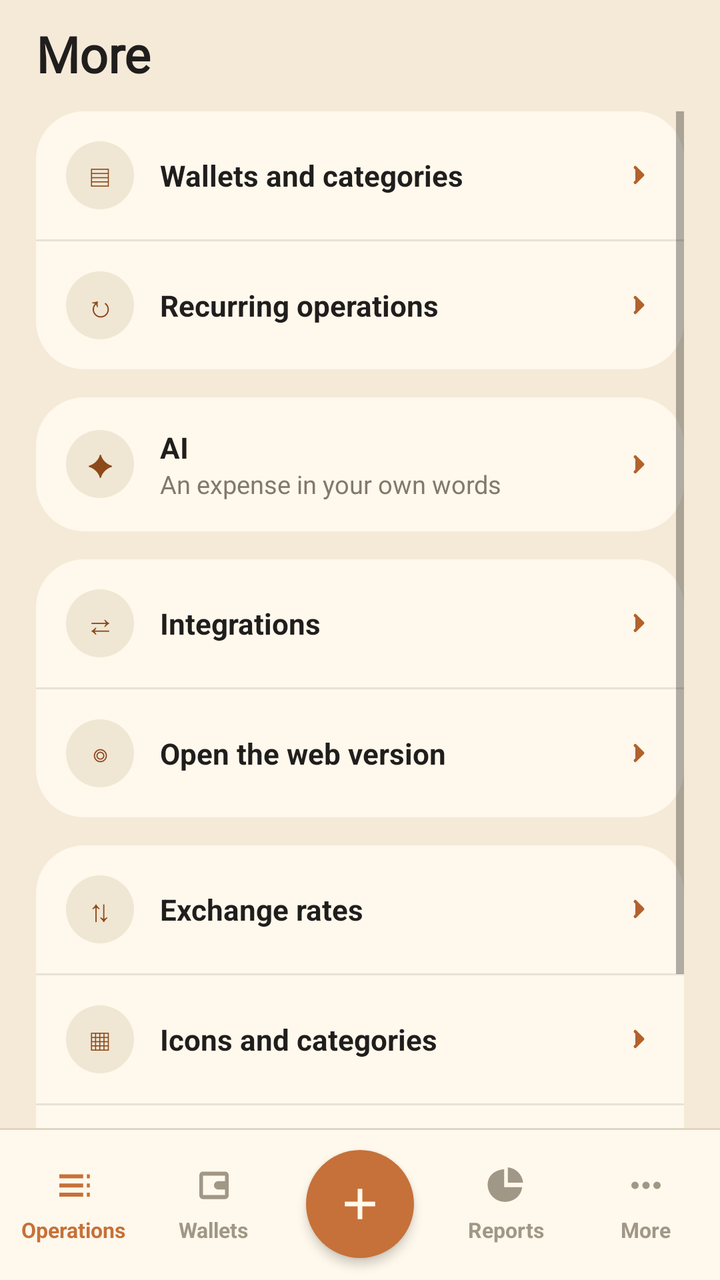
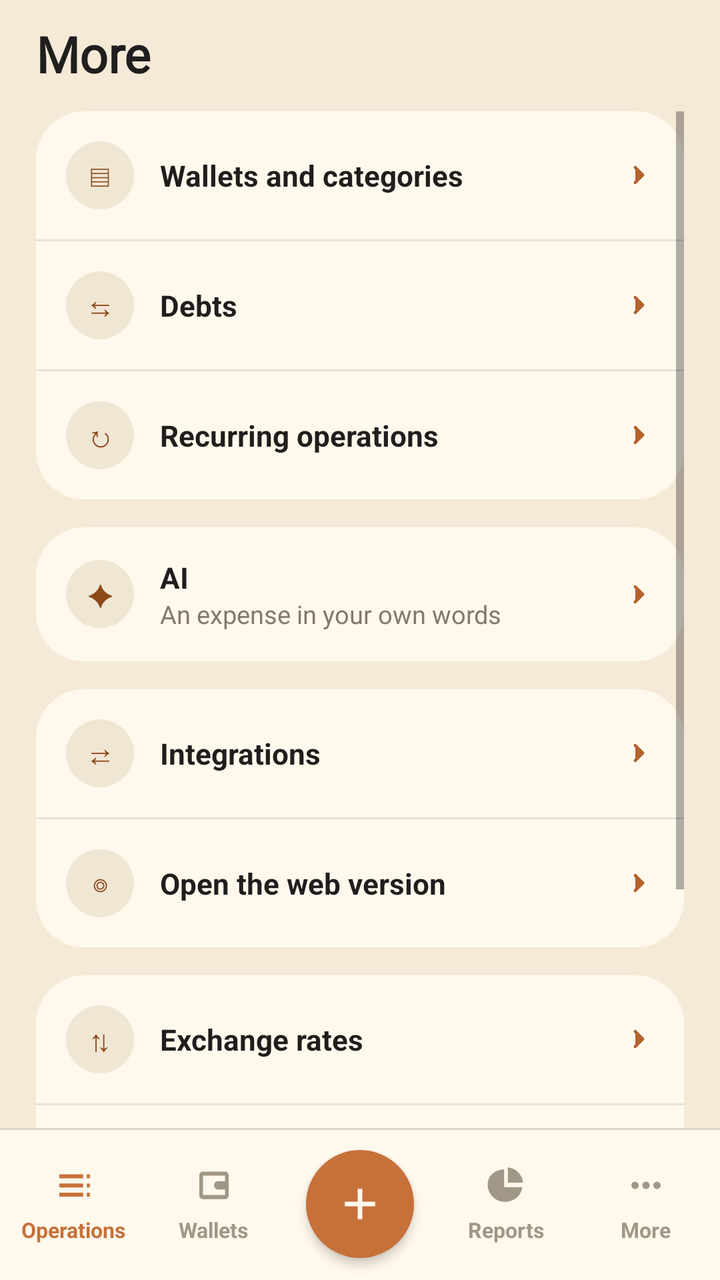

Two renders of the same Android screen: before a commit and after it. Below are the layout's source before the change and the commit's diff.
<!-- AndroidManifest.xml: activity theme AppTheme.NoActionBar -->
<!-- res/layout/activity_more.xml -->
<?xml version="1.0" encoding="utf-8"?>
<RelativeLayout xmlns:android="http://schemas.android.com/apk/res/android"
    android:layout_width="match_parent"
    android:layout_height="match_parent"
    android:background="@color/colorBackground">

    <TextView
        android:id="@+id/title"
        android:layout_width="match_parent"
        android:layout_height="wrap_content"
        android:paddingLeft="18dp"
        android:paddingRight="18dp"
        android:paddingTop="10dp"
        android:paddingBottom="12dp"
        android:text="@string/activity_more_title_text"
        android:textSize="25sp"
        android:textStyle="bold"
        android:fontFamily="@font/caprasimo"
        android:textColor="@color/colorTextPrimary"/>

    <ScrollView
        android:layout_width="match_parent"
        android:layout_height="wrap_content"
        android:layout_below="@id/title"
        android:layout_above="@id/bottomNav"
        android:paddingLeft="18dp"
        android:paddingRight="18dp">

        <LinearLayout
            android:layout_width="match_parent"
            android:layout_height="wrap_content"
            android:orientation="vertical"
            android:paddingBottom="24dp">

            <LinearLayout
                android:id="@+id/rowAccountsCard"
                android:layout_width="match_parent"
                android:layout_height="wrap_content"
                android:orientation="vertical"
                android:background="@drawable/bg_card"
                android:layout_marginBottom="14dp">

                <LinearLayout android:id="@+id/rowAccounts" style="@style/MoreRow" android:onClick="onMoreAccounts">
                    <TextView style="@style/MoreRowGlyph" android:text="▤"/>
                    <TextView style="@style/MoreRowLabel" android:text="@string/activity_more_text_1"/>
                    <ImageView style="@style/MoreRowChevron"/>
                </LinearLayout>
                <View style="@style/MoreRowDivider"/>

                <LinearLayout android:id="@+id/rowRecurring" style="@style/MoreRow" android:onClick="onMoreRecurring">
                    <TextView style="@style/MoreRowGlyph" android:text="↻"/>
                    <TextView style="@style/MoreRowLabel" android:text="@string/activity_more_text_2"/>
                    <ImageView style="@style/MoreRowChevron"/>
                </LinearLayout>
            </LinearLayout>

            
            <LinearLayout
                android:id="@+id/rowAiCard"
                android:layout_width="match_parent"
                android:layout_height="wrap_content"
                android:orientation="vertical"
                android:background="@drawable/bg_card"
                android:layout_marginBottom="14dp">

                <LinearLayout android:id="@+id/rowAi" style="@style/MoreRow" android:onClick="onMoreAi">
                    <TextView style="@style/MoreRowGlyph" android:text="✦"/>
                    <LinearLayout
                        android:layout_width="0dp"
                        android:layout_height="wrap_content"
                        android:layout_weight="1"
                        android:orientation="vertical">
                        <TextView
                            style="@style/MoreRowLabel"
                            android:layout_width="match_parent"
                            android:layout_weight="0"
                            android:text="@string/activity_more_text_3"/>
                        <TextView
                            android:id="@+id/rowAiHint"
                            android:layout_width="match_parent"
                            android:layout_height="wrap_content"
                            android:paddingStart="13dp"
                            android:textSize="12.5sp"
                            android:textColor="@color/colorTextSecondary"
                            android:text="@string/activity_more_row_ai_hint_text"/>
                    </LinearLayout>
                    <ImageView style="@style/MoreRowChevron"/>
                </LinearLayout>
            </LinearLayout>

            
            <LinearLayout
                android:id="@+id/rowIntegrationsCard"
                android:layout_width="match_parent"
                android:layout_height="wrap_content"
                android:orientation="vertical"
                android:background="@drawable/bg_card"
                android:layout_marginBottom="14dp">

                <LinearLayout android:id="@+id/rowIntegrations" style="@style/MoreRow" android:onClick="onMoreIntegrations">
                    <TextView style="@style/MoreRowGlyph" android:text="⇄"/>
                    <TextView style="@style/MoreRowLabel" android:text="@string/activity_more_text_4"/>
                    <ImageView style="@style/MoreRowChevron"/>
                </LinearLayout>
                <View style="@style/MoreRowDivider"/>

                
                <LinearLayout android:id="@+id/rowOpenWeb" style="@style/MoreRow" android:onClick="onMoreOpenWeb">
                    <TextView style="@style/MoreRowGlyph" android:text="◎"/>
                    <TextView style="@style/MoreRowLabel" android:text="@string/activity_integrations_text_5"/>
                    <ImageView style="@style/MoreRowChevron"/>
                </LinearLayout>
            </LinearLayout>

            <LinearLayout
                android:id="@+id/moreList"
                android:layout_width="match_parent"
                android:layout_height="wrap_content"
                android:orientation="vertical"
                android:background="@drawable/bg_card"
                android:layout_marginBottom="14dp">

                
                <LinearLayout android:id="@+id/rowRates" style="@style/MoreRow" android:onClick="onMoreRates">
                    <TextView style="@style/MoreRowGlyph" android:text="⇅"/>
                    <TextView style="@style/MoreRowLabel" android:text="@string/activity_more_text_5"/>
                    <ImageView style="@style/MoreRowChevron"/>
                </LinearLayout>
                <View style="@style/MoreRowDivider"/>

                <LinearLayout android:id="@+id/rowIcons" style="@style/MoreRow" android:onClick="onMoreIcons">
                    <TextView style="@style/MoreRowGlyph" android:text="▦"/>
                    <TextView style="@style/MoreRowLabel" android:text="@string/activity_more_text_6"/>
                    <ImageView style="@style/MoreRowChevron"/>
                </LinearLayout>
                <View style="@style/MoreRowDivider"/>

                <LinearLayout android:id="@+id/rowSettings" style="@style/MoreRow" android:onClick="onMoreSettings">
                    <TextView style="@style/MoreRowGlyph" android:text="⛭"/>
                    <TextView style="@style/MoreRowLabel" android:text="@string/activity_more_text_8"/>
                    <ImageView style="@style/MoreRowChevron"/>
                </LinearLayout>
            </LinearLayout>
        </LinearLayout>
    </ScrollView>

    <include android:id="@+id/bottomNav" layout="@layout/view_bottom_nav"/>
</RelativeLayout>
<!-- res/layout/view_bottom_nav.xml (included above) -->
<?xml version="1.0" encoding="utf-8"?>
<FrameLayout xmlns:android="http://schemas.android.com/apk/res/android"
    android:id="@+id/bottomNav"
    android:layout_width="match_parent"
    android:layout_height="76dp"
    android:layout_alignParentBottom="true"
    android:layout_gravity="bottom"
    android:background="@drawable/bg_bottom_nav"
    android:elevation="8dp">

    <LinearLayout
        android:layout_width="match_parent"
        android:layout_height="match_parent"
        android:orientation="horizontal"
        android:paddingLeft="2dp"
        android:paddingRight="2dp">

        <LinearLayout
            android:id="@+id/navOps"
            android:layout_width="0dp"
            android:layout_height="match_parent"
            android:layout_weight="1"
            android:background="@drawable/bg_nav_tab"
            android:clickable="true"
            android:focusable="true"
            android:gravity="center"
            android:orientation="vertical"
            android:onClick="navOperations">

            <ImageView
                android:layout_width="22dp"
                android:layout_height="22dp"
                android:src="@drawable/ic_nav_ops"
                android:tint="@color/colorPrimary"/>

            <TextView
                android:layout_width="wrap_content"
                android:layout_height="wrap_content"
                android:layout_marginTop="4dp"
                android:text="@string/view_bottom_nav_text_1"
                android:textSize="10.5sp"
                android:textStyle="bold"
                android:textColor="@color/colorPrimary"/>
        </LinearLayout>

        <LinearLayout
            android:id="@+id/navWallets"
            android:layout_width="0dp"
            android:layout_height="match_parent"
            android:layout_weight="1"
            android:background="@drawable/bg_nav_tab"
            android:clickable="true"
            android:focusable="true"
            android:gravity="center"
            android:orientation="vertical"
            android:onClick="navWallets">

            <ImageView
                android:layout_width="22dp"
                android:layout_height="22dp"
                android:src="@drawable/ic_nav_wallets"
                android:tint="@color/colorTextHint"/>

            <TextView
                android:layout_width="wrap_content"
                android:layout_height="wrap_content"
                android:layout_marginTop="4dp"
                android:text="@string/view_bottom_nav_text_2"
                android:textSize="10.5sp"
                android:textStyle="bold"
                android:textColor="@color/colorTextHint"/>
        </LinearLayout>

        
        <View
            android:layout_width="76dp"
            android:layout_height="match_parent"/>

        <LinearLayout
            android:id="@+id/navReport"
            android:layout_width="0dp"
            android:layout_height="match_parent"
            android:layout_weight="1"
            android:background="@drawable/bg_nav_tab"
            android:clickable="true"
            android:focusable="true"
            android:gravity="center"
            android:orientation="vertical"
            android:onClick="navReport">

            <ImageView
                android:layout_width="22dp"
                android:layout_height="22dp"
                android:src="@drawable/ic_nav_report"
                android:tint="@color/colorTextHint"/>

            <TextView
                android:layout_width="wrap_content"
                android:layout_height="wrap_content"
                android:layout_marginTop="4dp"
                android:text="@string/view_bottom_nav_text_3"
                android:textSize="10.5sp"
                android:textStyle="bold"
                android:textColor="@color/colorTextHint"/>
        </LinearLayout>

        <LinearLayout
            android:id="@+id/navMore"
            android:layout_width="0dp"
            android:layout_height="match_parent"
            android:layout_weight="1"
            android:background="@drawable/bg_nav_tab"
            android:clickable="true"
            android:focusable="true"
            android:gravity="center"
            android:orientation="vertical"
            android:onClick="navMore">

            <ImageView
                android:layout_width="22dp"
                android:layout_height="22dp"
                android:src="@drawable/ic_nav_more"
                android:tint="@color/colorTextHint"/>

            <TextView
                android:layout_width="wrap_content"
                android:layout_height="wrap_content"
                android:layout_marginTop="4dp"
                android:text="@string/view_bottom_nav_text_4"
                android:textSize="10.5sp"
                android:textStyle="bold"
                android:textColor="@color/colorTextHint"/>
        </LinearLayout>

    </LinearLayout>

    
    <ImageButton
        android:id="@+id/btnAddTran"
        android:layout_width="54dp"
        android:layout_height="54dp"
        android:layout_gravity="center_horizontal|bottom"
        android:layout_marginBottom="11dp"
        android:background="@drawable/bg_nav_add"
        android:contentDescription="@string/view_bottom_nav_btn_add_tran_content_description"
        android:elevation="3dp"
        android:padding="14dp"
        android:scaleType="fitCenter"
        android:src="@drawable/ic_nav_add"
        android:tint="@color/colorSurface"
        android:onClick="btnOperationAdd"/>

</FrameLayout>
<!-- resources referenced by this layout -->
<resources>
  <color name="colorBackground">#F5EAD8</color>
  <color name="colorPrimary">#C67139</color>
  <color name="colorSurface">#FFF8EC</color>
  <color name="colorTextHint">#A19786</color>
  <color name="colorTextPrimary">#201E1D</color>
  <color name="colorTextSecondary">#82796A</color>
  <!-- drawable bg_card (drawable) -->
  <?xml version="1.0" encoding="utf-8"?>
  <shape xmlns:android="http://schemas.android.com/apk/res/android">
      <solid android:color="@color/colorSurface"/>
      <corners android:radius="24dp"/>
  </shape>
  <!-- drawable bg_nav_add (drawable) -->
  <?xml version="1.0" encoding="utf-8"?>
  <ripple xmlns:android="http://schemas.android.com/apk/res/android"
      android:color="@color/colorPrimaryDark">
      <item>
          <shape android:shape="oval">
              <solid android:color="@color/colorPrimary"/>
          </shape>
      </item>
  </ripple>
  <!-- drawable bg_nav_tab (drawable) -->
  <?xml version="1.0" encoding="utf-8"?>
  <ripple xmlns:android="http://schemas.android.com/apk/res/android"
      android:color="@color/colorSurfaceAlt">
      <item android:drawable="@android:color/transparent"/>
  </ripple>
  <!-- drawable ic_nav_add (drawable) -->
  <?xml version="1.0" encoding="utf-8"?>
  <vector xmlns:android="http://schemas.android.com/apk/res/android"
      android:width="24dp"
      android:height="24dp"
      android:viewportWidth="24"
      android:viewportHeight="24">
      <path
          android:fillColor="#FFFFFF"
          android:pathData="M10.9,5h2.2v5.9H19v2.2h-5.9V19h-2.2v-5.9H5v-2.2h5.9z"/>
  </vector>
  <string name="activity_integrations_text_5">Open the web version</string>
  <string name="activity_more_row_ai_hint_text">An expense in your own words</string>
  <string name="activity_more_text_1">Wallets and categories</string>
  <string name="activity_more_text_2">Recurring operations</string>
  <string name="activity_more_text_3">AI</string>
  <string name="activity_more_text_4">Integrations</string>
  <string name="activity_more_text_5">Exchange rates</string>
  <string name="activity_more_text_6">Icons and categories</string>
  <string name="activity_more_text_8">Settings</string>
  <string name="activity_more_title_text">More</string>
  <string name="view_bottom_nav_btn_add_tran_content_description">Add operation</string>
  <string name="view_bottom_nav_text_1">Operations</string>
  <string name="view_bottom_nav_text_2">Wallets</string>
  <string name="view_bottom_nav_text_3">Reports</string>
  <string name="view_bottom_nav_text_4">More</string>
  <style name="MoreRowChevron">
          <item name="android:layout_width">15dp</item>
          <item name="android:layout_height">15dp</item>
          <item name="android:src">@drawable/ic_chevron_right</item>
      </style>
  <style name="MoreRowDivider">
          <item name="android:layout_width">match_parent</item>
          <item name="android:layout_height">1dp</item>
          <item name="android:background">@color/colorDivider</item>
      </style>
  <style name="MoreRowGlyph">
          <item name="android:layout_width">34dp</item>
          <item name="android:layout_height">34dp</item>
          <item name="android:background">@drawable/bg_icon_circle</item>
          <item name="android:gravity">center</item>
          <item name="android:textSize">15sp</item>
          <item name="android:textColor">@color/colorexpanse</item>
      </style>
  <style name="AppTheme.NoActionBar">
          <item name="windowActionBar">false</item>
          <item name="windowNoTitle">true</item>
      </style>
  <color name="colorDivider">#1A201E1D</color>
  <color name="colorPrimaryDark">#B2622D</color>
  <color name="colorSurfaceAlt">#EBDDC5</color>
  <!-- drawable bg_icon_circle (drawable) -->
  <?xml version="1.0" encoding="utf-8"?>
  <shape xmlns:android="http://schemas.android.com/apk/res/android"
      android:shape="oval">
      <solid android:color="@color/colorIconCircle"/>
  </shape>
  <color name="colorexpanse">#8C491A</color>
  <color name="colorIconCircle">#F0E6D4</color>
  <!-- unchanged entries left out for length: 8 -->
</resources>

<!-- the commit's change to res/layout/activity_more.xml (unified diff, before → after) -->
@@ -43,6 +43,14 @@
                 <LinearLayout android:id="@+id/rowAccounts" style="@style/MoreRow" android:onClick="onMoreAccounts">
                     <TextView style="@style/MoreRowGlyph" android:text="▤"/>
                     <TextView style="@style/MoreRowLabel" android:text="@string/activity_more_text_1"/>
+                    <ImageView style="@style/MoreRowChevron"/>
+                </LinearLayout>
+                <View style="@style/MoreRowDivider"/>
+
+                
+                <LinearLayout android:id="@+id/rowDebts" style="@style/MoreRow" android:onClick="onMoreDebts">
+                    <TextView style="@style/MoreRowGlyph" android:text="⇆"/>
+                    <TextView style="@style/MoreRowLabel" android:text="@string/debts_title"/>
                     <ImageView style="@style/MoreRowChevron"/>
                 </LinearLayout>
                 <View style="@style/MoreRowDivider"/>
<!-- resource entries referenced after the edit -->
@@ -49,6 +49,7 @@
   <string name="activity_more_text_6">Icons and categories</string>
   <string name="activity_more_text_8">Settings</string>
   <string name="activity_more_title_text">More</string>
+  <string name="debts_title">Debts</string>
   <string name="view_bottom_nav_btn_add_tran_content_description">Add operation</string>
   <string name="view_bottom_nav_text_1">Operations</string>
   <string name="view_bottom_nav_text_2">Wallets</string>
